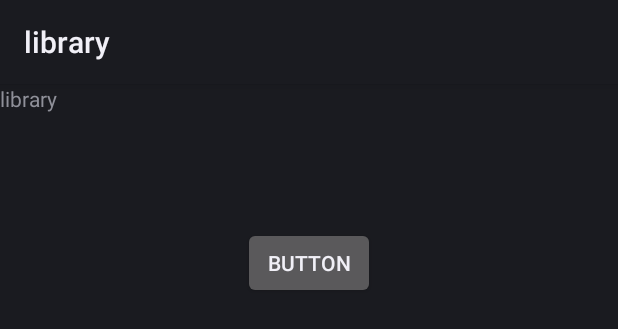
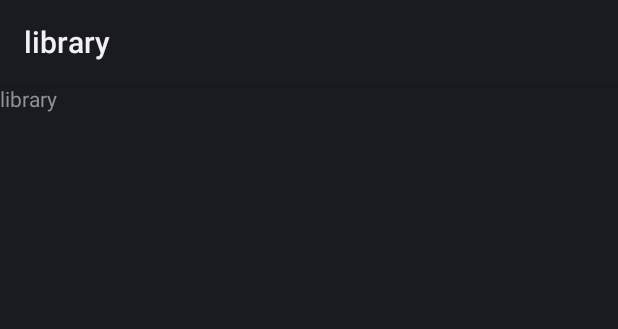
Before and after one commit to alexkmbk/AndroidTinyToolsFor1C, an Android app: the layout activity_main.xml on its own in the app's theme, with its tools: preview values and no code run, on a phone screen of 412 x 824 dp. Shown: the top 329 px of the screen. Run offline under Robolectric (Android 15) with nearby library versions, the phone set to English and light mode, and no system bars.

Commit message:
Рефакторинг.

```diff
--- a/app/src/main/res/layout/activity_main.xml
+++ b/app/src/main/res/layout/activity_main.xml
@@ -8,15 +8,4 @@
         android:layout_height="wrap_content"
         android:text="library" />
 
-    <Button
-        android:id="@+id/button"
-        android:layout_width="wrap_content"
-        android:layout_height="wrap_content"
-        android:layout_alignParentTop="true"
-        android:layout_centerHorizontal="true"
-        android:layout_marginTop="95dp"
-        android:clickable="true"
-        android:onClick="onClick"
-        android:text="Button" />
-
 </RelativeLayout>
```
